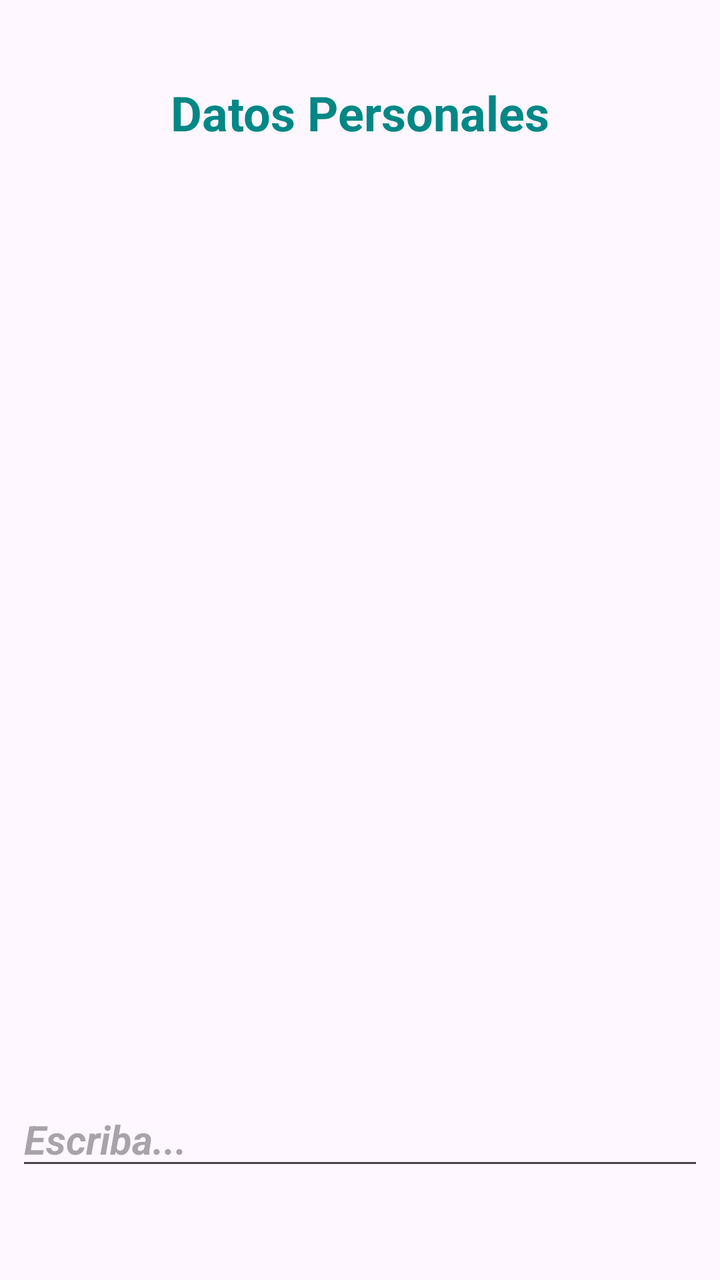
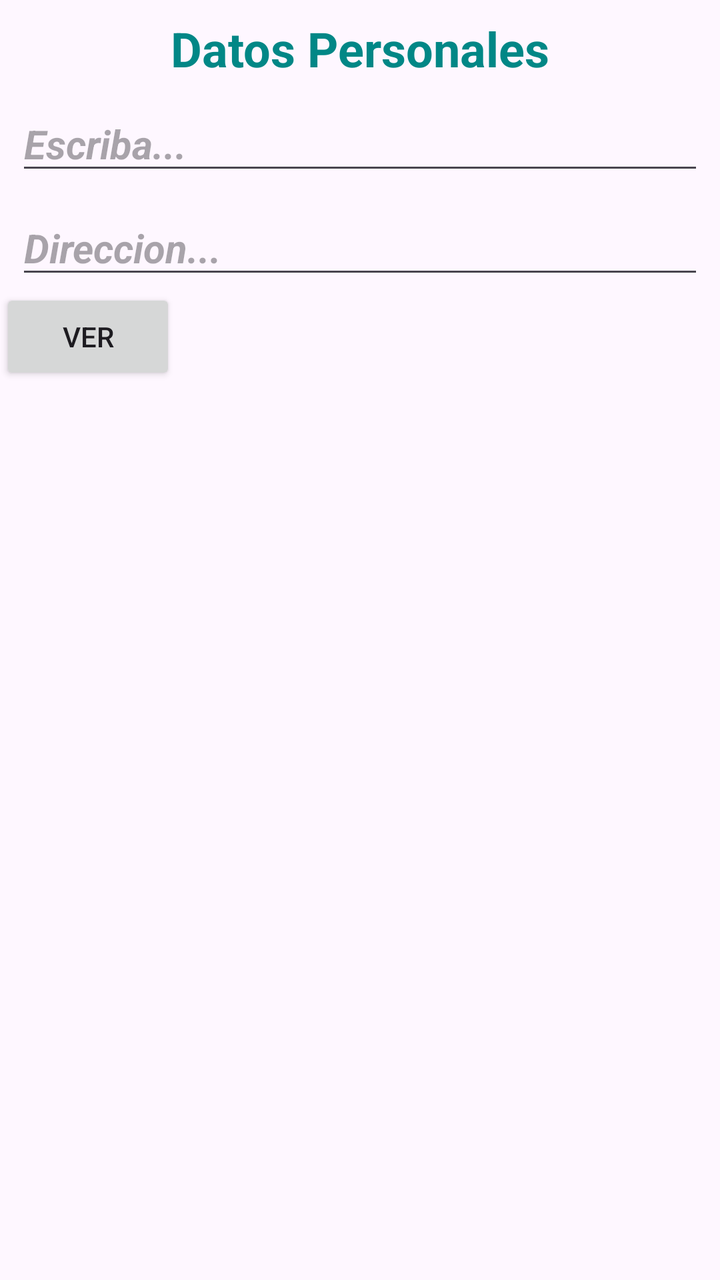

Screens rendered from an Android XML layout before and after an edit, with the pre-edit source and the edit as a unified diff.
<!-- AndroidManifest.xml: application theme Theme.InterfazGrafica01 -->
<!-- res/layout/activity_main.xml -->
<?xml version="1.0" encoding="utf-8"?>
<androidx.constraintlayout.widget.ConstraintLayout xmlns:android="http://schemas.android.com/apk/res/android"
    xmlns:app="http://schemas.android.com/apk/res-auto"
    xmlns:tools="http://schemas.android.com/tools"
    android:id="@+id/main"
    android:layout_width="match_parent"
    android:layout_height="wrap_content"
    tools:context=".MainActivity">

    <TextView
        android:id="@+id/textView"
        android:layout_width="wrap_content"
        android:layout_height="wrap_content"
        android:layout_marginTop="40dp"
        android:text="Datos Personales"
        android:textColor="@color/design_default_color_secondary_variant"
        android:textSize="24sp"
        android:textStyle="bold"
        app:layout_constraintEnd_toEndOf="parent"
        app:layout_constraintStart_toStartOf="parent"
        app:layout_constraintTop_toTopOf="parent" />

    <EditText
        android:id="@+id/editTextText"
        android:layout_width="0dp"
        android:layout_height="wrap_content"
        android:layout_marginStart="8dp"
        android:layout_marginTop="8dp"
        android:layout_marginEnd="8dp"
        android:layout_marginBottom="50dp"
        android:ems="10"
        android:hint="Escriba..."
        android:inputType="text"
        android:textSize="20sp"
        android:textStyle="bold|italic"
        app:layout_constraintBottom_toBottomOf="parent"
        app:layout_constraintEnd_toEndOf="parent"
        app:layout_constraintHorizontal_bias="0.0"
        app:layout_constraintStart_toStartOf="parent"
        app:layout_constraintTop_toBottomOf="@+id/textView"
        app:layout_constraintVertical_bias="1.0" />
</androidx.constraintlayout.widget.ConstraintLayout>
<!-- resources referenced by this layout -->
<resources>
  <style name="Theme.InterfazGrafica01" parent="Base.Theme.InterfazGrafica01" />
  <style name="Base.Theme.InterfazGrafica01" parent="Theme.Material3.DayNight.NoActionBar">
          
          
      </style>
</resources>

<!-- the commit's change to res/layout/activity_main.xml (unified diff, before → after) -->
@@ -4,14 +4,14 @@
     xmlns:tools="http://schemas.android.com/tools"
     android:id="@+id/main"
     android:layout_width="match_parent"
-    android:layout_height="wrap_content"
-    tools:context=".MainActivity">
+    android:layout_height="match_parent"
+    tools:context=".MainActivity" >
 
     <TextView
         android:id="@+id/textView"
         android:layout_width="wrap_content"
         android:layout_height="wrap_content"
-        android:layout_marginTop="40dp"
+        android:layout_marginTop="8dp"
         android:text="Datos Personales"
         android:textColor="@color/design_default_color_secondary_variant"
         android:textSize="24sp"
@@ -27,16 +27,36 @@
         android:layout_marginStart="8dp"
         android:layout_marginTop="8dp"
         android:layout_marginEnd="8dp"
-        android:layout_marginBottom="50dp"
         android:ems="10"
         android:hint="Escriba..."
         android:inputType="text"
         android:textSize="20sp"
         android:textStyle="bold|italic"
-        app:layout_constraintBottom_toBottomOf="parent"
         app:layout_constraintEnd_toEndOf="parent"
-        app:layout_constraintHorizontal_bias="0.0"
         app:layout_constraintStart_toStartOf="parent"
-        app:layout_constraintTop_toBottomOf="@+id/textView"
-        app:layout_constraintVertical_bias="1.0" />
+        app:layout_constraintTop_toBottomOf="@+id/textView" />
+
+    <EditText
+        android:id="@+id/editTextText2"
+        android:layout_width="0dp"
+        android:layout_height="wrap_content"
+        android:layout_marginStart="8dp"
+        android:layout_marginTop="8dp"
+        android:layout_marginEnd="8dp"
+        android:ems="10"
+        android:hint="Direccion..."
+        android:inputType="text"
+        android:textSize="20sp"
+        android:textStyle="bold|italic"
+        app:layout_constraintEnd_toEndOf="parent"
+        app:layout_constraintStart_toStartOf="parent"
+        app:layout_constraintTop_toBottomOf="@+id/editTextText" />
+
+    <Button
+        android:id="@+id/button"
+        android:layout_width="wrap_content"
+        android:layout_height="wrap_content"
+        android:text="Ver"
+        app:layout_constraintTop_toBottomOf="@+id/editTextText2"
+        tools:layout_editor_absoluteX="302dp" />
 </androidx.constraintlayout.widget.ConstraintLayout>
